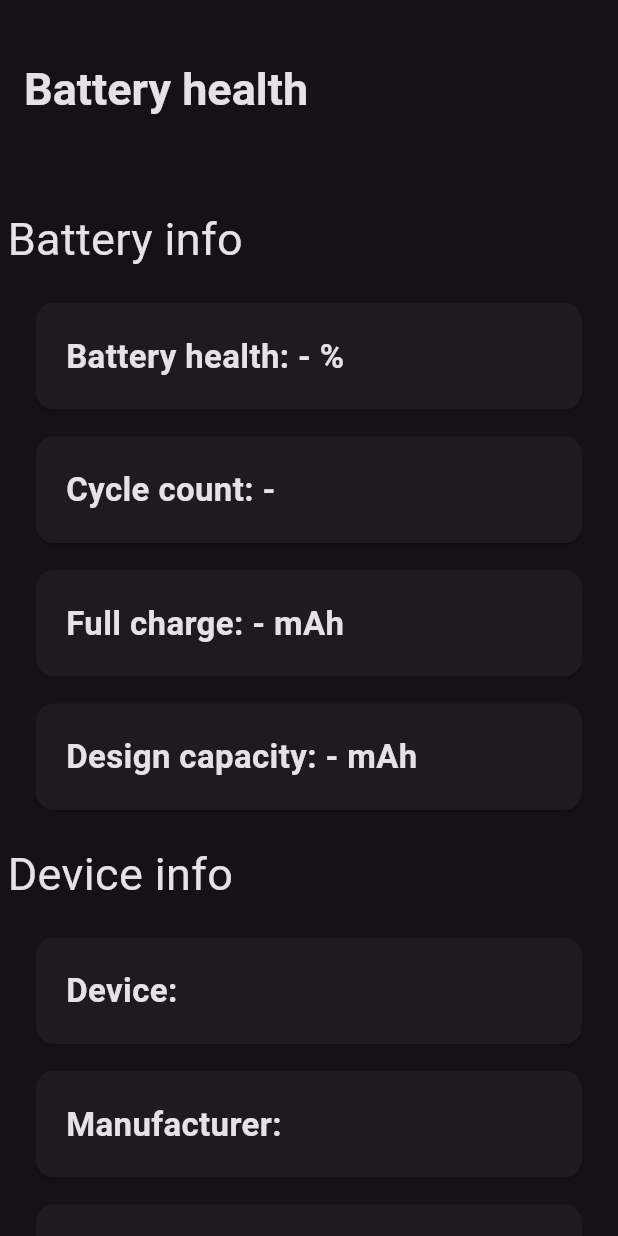
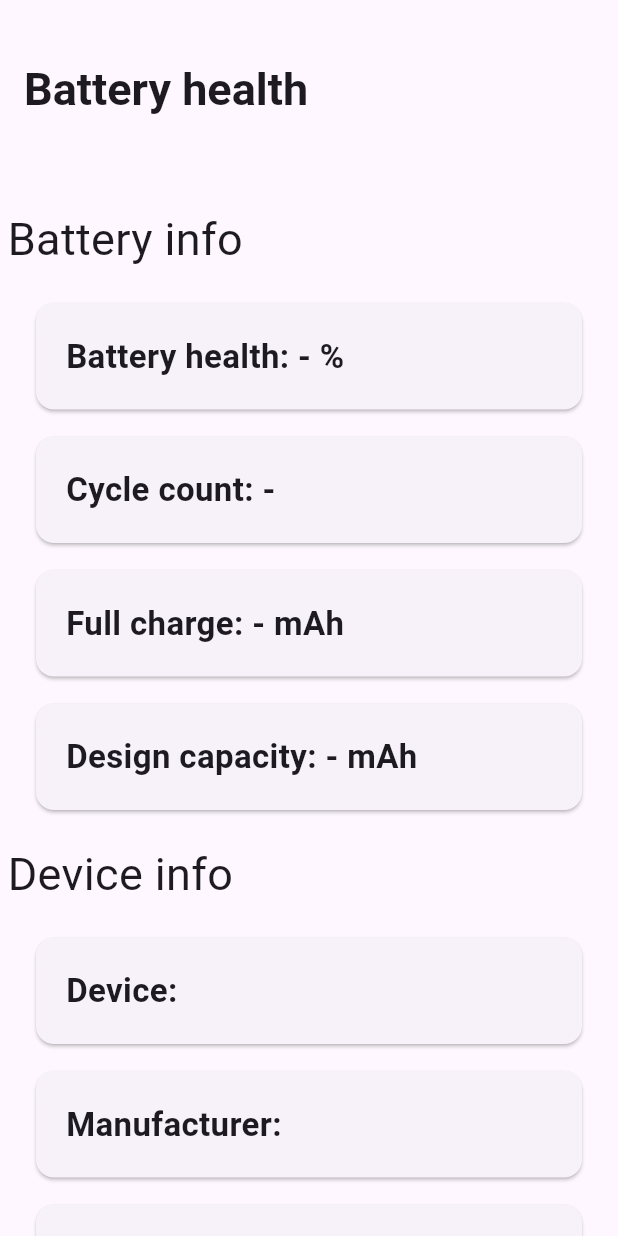
Before and after one commit to Maciek-Hetman/battery_health, a Flutter app: the screen it shows after launch, on a phone screen of 412 x 824 dp. Run offline on Flutter 3.47's test engine with Material 2 defaults, Android fonts, the phone set to English and light mode, and no system bars; our stand-ins replace device_info_plus; missing offline and left inert: root.

Commit message:
implement auto dark mode

```diff
--- a/lib/main.dart
+++ b/lib/main.dart
@@ -105,7 +105,9 @@ class _MyAppState extends State<MyApp> {
   Widget build(BuildContext context) {
     return MaterialApp(
       debugShowCheckedModeBanner: false,
-      theme: ThemeData(useMaterial3: true, brightness: Brightness.dark),
+      theme: ThemeData(useMaterial3: true, brightness: Brightness.light),
+      darkTheme: ThemeData(brightness: Brightness.dark, useMaterial3: true),
+      themeMode: ThemeMode.system,
       home: Scaffold(
           appBar: AppBar(
             title: const Text(
```
